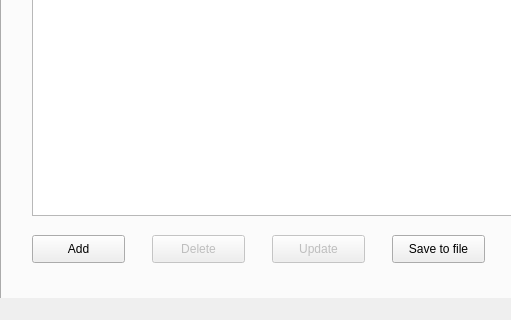
Old version of the form mainwindow.ui in the repository marthagb/VLN1-Skil-3; both pictures show x 0 to 511 and y 309 to 629 of the 832 by 629 pixel window.
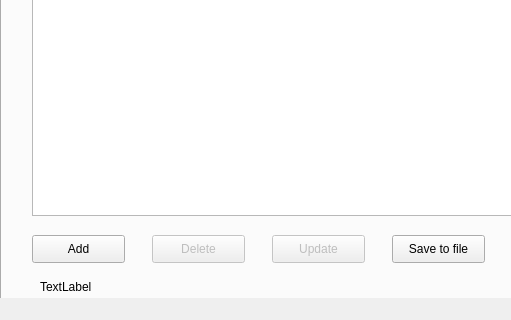
New version of the form. Icons and pictures are not drawn.

Commit message: Villu check a updateScientist

```diff
--- a/mainwindow.ui
+++ b/mainwindow.ui
@@ -625,6 +625,19 @@
      </widget>
     </widget>
    </widget>
+   <widget class="QLabel" name="ErrorLabelMainScientists">
+    <property name="geometry">
+     <rect>
+      <x>40</x>
+      <y>540</y>
+      <width>351</width>
+      <height>16</height>
+     </rect>
+    </property>
+    <property name="text">
+     <string>TextLabel</string>
+    </property>
+   </widget>
   </widget>
   <widget class="QMenuBar" name="menuBar">
    <property name="geometry">
```
Left out of the diff: 2 changed lines with no effect on the pictures. The commit also changes 9 other files.
